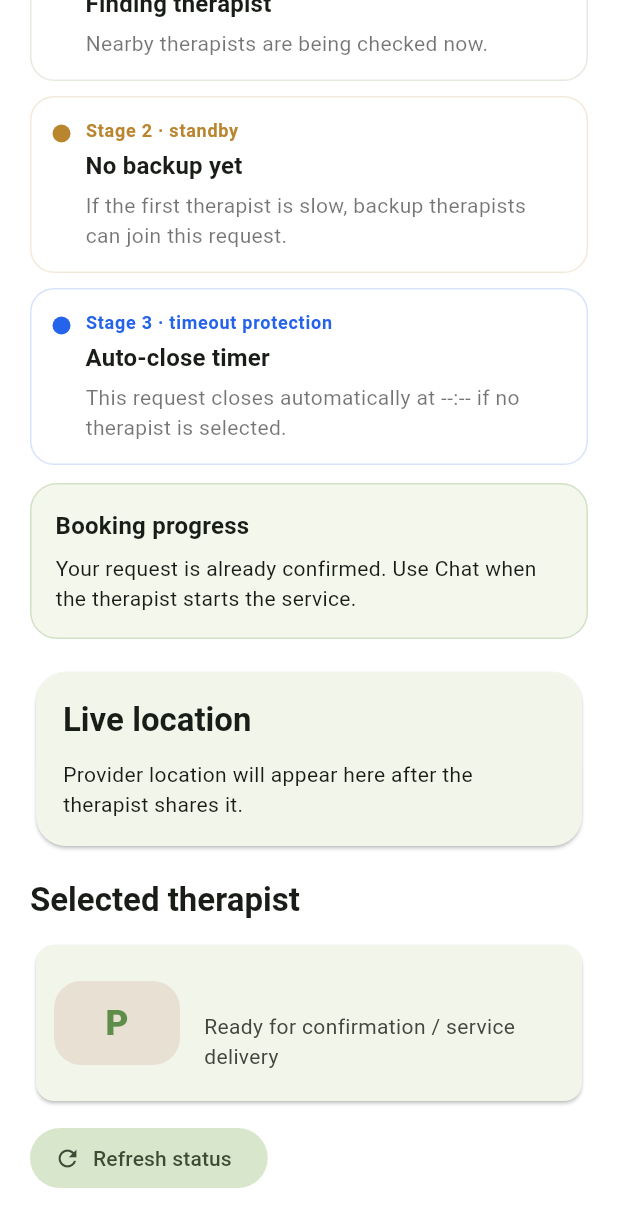
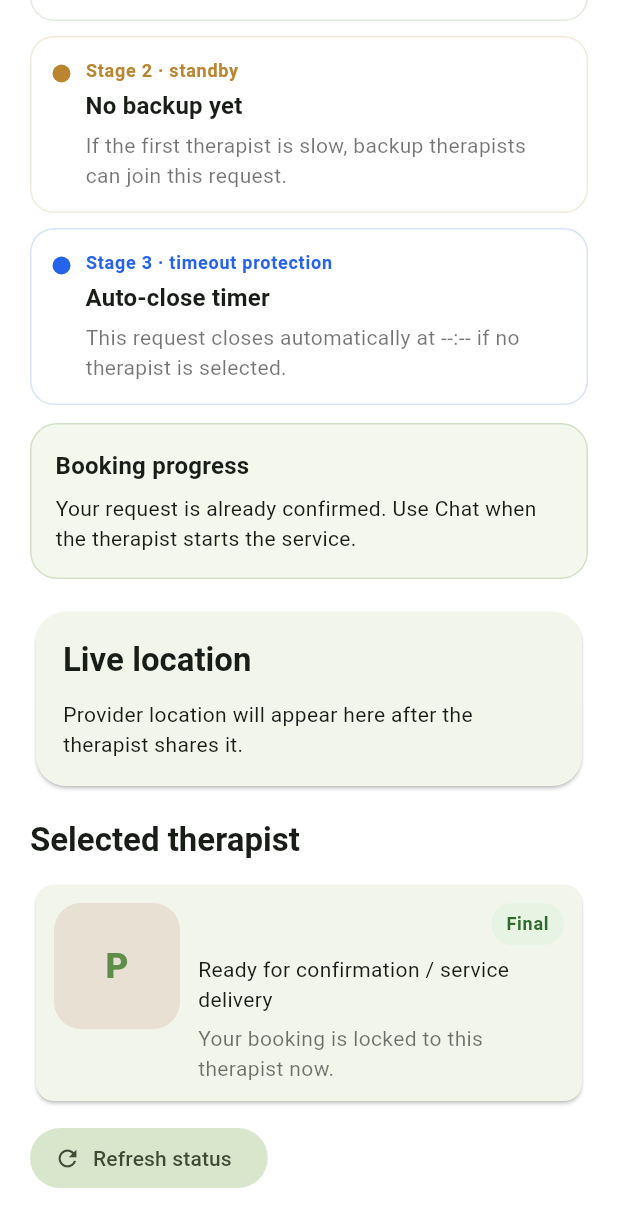
Before and after one commit to cooluki7709-crypto/massage, a Flutter app: the BookingWaitingPage screen opened directly with empty values, on a phone screen of 412 x 824 dp. Shown: the top 1227 px of the screen. Run offline on Flutter 3.47's test engine with Material 3 defaults, Android fonts, the phone set to English and light mode, and no system bars; our stand-ins replace firebase_core, firebase_messaging, flutter_riverpod, geolocator, google_maps_flutter, socket_io_client; accounts and stored records are empty.

Commit message:
feat(customer): clarify therapist waiting choices

```diff
--- a/apps/customer_app/lib/main.dart
+++ b/apps/customer_app/lib/main.dart
@@ -1350,7 +1350,7 @@ class _BookingConfirmationPageState extends ConsumerState<BookingConfirmationPag
             padding: const EdgeInsets.symmetric(vertical: 18),
           ),
           child: Text(
-            submitting ? 'Creating booking...' : 'Book now · ${formatCurrency(totalAmount)} VND',
+            submitting ? 'Creating booking...' : 'Book now - ${formatCurrency(totalAmount)} VND',
           ),
         ),
       ),
@@ -1685,7 +1685,7 @@ class _BookingWaitingPageState extends ConsumerState<BookingWaitingPage> {
                           const SizedBox(height: 12),
                           if (service != null)
                             Text(
-                              '${service['name']} • ${service['durationMin']} min • ${formatCurrency(service['basePrice'])} VND',
+                              '${service['name']} - ${service['durationMin']} min - ${formatCurrency(service['basePrice'])} VND',
                               style: Theme.of(context).textTheme.titleMedium,
                             ),
                           const SizedBox(height: 16),
@@ -1753,9 +1753,11 @@ class _BookingWaitingPageState extends ConsumerState<BookingWaitingPage> {
                             const SizedBox(height: 12),
                             TherapistDisplayCard(
                               provider: preferredProvider,
+                              badgeLabel: 'Preferred',
+                              detail: 'This therapist gets the first response window for your request.',
                               subtitle: fallbackCount == 0
-                                  ? 'Checking availability • ${formatRemainingTime(expiresAt)} left'
-                                  : 'Checking availability • ${formatRemainingTime(expiresAt)} left before you may switch',
+                                  ? 'Checking availability - ${formatRemainingTime(expiresAt)} left'
+                                  : 'Checking availability - ${formatRemainingTime(expiresAt)} left before you may switch',
                             ),
                             const SizedBox(height: 16),
                           ],
@@ -1775,7 +1777,11 @@ class _BookingWaitingPageState extends ConsumerState<BookingWaitingPage> {
                           ] else if (finalizedProvider != null) ...[
                             Text('Selected therapist', style: Theme.of(context).textTheme.titleLarge?.copyWith(fontWeight: FontWeight.w700)),
                             const SizedBox(height: 12),
-                            TherapistDisplayCard(provider: finalizedProvider),
+                            TherapistDisplayCard(
+                              provider: finalizedProvider,
+                              badgeLabel: 'Final',
+                              detail: 'Your booking is locked to this therapist now.',
+                            ),
                           ] else ...[
                             const EmptyPanel(text: 'Waiting for a provider response. Other available therapists can appear here later.'),
                           ],
@@ -1812,20 +1818,58 @@ class TherapistSelectionCard extends StatelessWidget {
   @override
   Widget build(BuildContext context) {
     final provider = participant['providerProfile'] as Map<String, dynamic>? ?? <String, dynamic>{};
+    final distance = formatDistance(provider['distanceMeters'] as num?);
     return Card(
       margin: const EdgeInsets.only(bottom: 12),
-      child: ListTile(
-        contentPadding: const EdgeInsets.all(12),
-        leading: ProviderThumbnail(name: provider['displayName'] as String? ?? 'Provider', size: 84),
-        title: Text(provider['displayName'] as String? ?? 'Provider'),
-        subtitle: Text('${participant['status'] ?? 'JOINED'} • ${formatDistance(provider['distanceMeters'] as num?)}'),
-        trailing: FilledButton(
-          onPressed: onSelect,
-          style: FilledButton.styleFrom(
-            backgroundColor: const Color(0xFF5E8E4A),
-            foregroundColor: Colors.white,
-          ),
-          child: const Text('Select'),
+      child: Padding(
+        padding: const EdgeInsets.all(12),
+        child: Row(
+          crossAxisAlignment: CrossAxisAlignment.start,
+          children: [
+            ProviderThumbnail(name: provider['displayName'] as String? ?? 'Provider', size: 84),
+            const SizedBox(width: 12),
+            Expanded(
+              child: Column(
+                crossAxisAlignment: CrossAxisAlignment.start,
+                children: [
+                  Row(
+                    children: [
+                      Expanded(
+                        child: Text(
+                          provider['displayName'] as String? ?? 'Provider',
+                          style: Theme.of(context).textTheme.titleMedium?.copyWith(fontWeight: FontWeight.w700),
+                        ),
+                      ),
+                      const TherapistRoleTag(
+                        label: 'Backup ready',
+                        backgroundColor: Color(0xFFF8ECD4),
+                        foregroundColor: Color(0xFF8A5B12),
+                      ),
+                    ],
+                  ),
+                  const SizedBox(height: 6),
+                  Text(
+                    '${participant['status'] ?? 'JOINED'} - $distance',
+                    style: Theme.of(context).textTheme.bodyMedium,
+                  ),
+                  const SizedBox(height: 6),
+                  Text(
+                    'This therapist can replace your preferred therapist if you want to switch.',
+                    style: Theme.of(context).textTheme.bodyMedium?.copyWith(color: Colors.black54),
+                  ),
+                ],
+              ),
+            ),
+            const SizedBox(width: 12),
+            FilledButton(
+              onPressed: onSelect,
+              style: FilledButton.styleFrom(
+                backgroundColor: const Color(0xFF5E8E4A),
+                foregroundColor: Colors.white,
+              ),
+              child: const Text('Select backup'),
+            ),
+          ],
         ),
       ),
     );
@@ -1837,24 +1881,94 @@ class TherapistDisplayCard extends StatelessWidget {
     super.key,
     required this.provider,
     this.subtitle = 'Ready for confirmation / service delivery',
+    this.detail,
+    this.badgeLabel,
   });
 
   final Map<String, dynamic> provider;
   final String subtitle;
+  final String? detail;
+  final String? badgeLabel;
 
   @override
   Widget build(BuildContext context) {
     return Card(
-      child: ListTile(
-        contentPadding: const EdgeInsets.all(12),
-        leading: ProviderThumbnail(name: provider['displayName'] as String? ?? 'Provider', size: 84),
-        title: Text(provider['displayName'] as String? ?? 'Provider'),
-        subtitle: Text(subtitle),
-      ),
-    );
-  }
-}
-
+      child: Padding(
+        padding: const EdgeInsets.all(12),
+        child: Row(
+          crossAxisAlignment: CrossAxisAlignment.start,
+          children: [
+            ProviderThumbnail(name: provider['displayName'] as String? ?? 'Provider', size: 84),
+            const SizedBox(width: 12),
+            Expanded(
+              child: Column(
+                crossAxisAlignment: CrossAxisAlignment.start,
+                children: [
+                  Row(
+                    children: [
+                      Expanded(
+                        child: Text(
+                          provider['displayName'] as String? ?? 'Provider',
+                          style: Theme.of(context).textTheme.titleMedium?.copyWith(fontWeight: FontWeight.w700),
+                        ),
+                      ),
+                      if (badgeLabel != null)
+                        TherapistRoleTag(
+                          label: badgeLabel!,
+                          backgroundColor: badgeLabel == 'Final' ? const Color(0xFFE8F4E3) : const Color(0xFFE7F2DE),
+                          foregroundColor: badgeLabel == 'Final' ? const Color(0xFF2E6A2B) : const Color(0xFF446B2A),
+                        ),
+                    ],
+                  ),
+                  const SizedBox(height: 6),
+                  Text(subtitle),
+                  if (detail != null) ...[
+                    const SizedBox(height: 6),
+                    Text(
+                      detail!,
+                      style: Theme.of(context).textTheme.bodyMedium?.copyWith(color: Colors.black54),
+                    ),
+                  ],
+                ],
+              ),
+            ),
+          ],
+        ),
+      ),
+    );
+  }
+}
+
+class TherapistRoleTag extends StatelessWidget {
+  const TherapistRoleTag({
+    super.key,
+    required this.label,
+    required this.backgroundColor,
+    required this.foregroundColor,
+  });
+
+  final String label;
+  final Color backgroundColor;
+  final Color foregroundColor;
+
+  @override
+  Widget build(BuildContext context) {
+    return Container(
+      padding: const EdgeInsets.symmetric(horizontal: 10, vertical: 6),
+      decoration: BoxDecoration(
+        color: backgroundColor,
+        borderRadius: BorderRadius.circular(999),
+      ),
+      child: Text(
+        label,
+        style: Theme.of(context).textTheme.labelMedium?.copyWith(
+          color: foregroundColor,
+          fontWeight: FontWeight.w700,
+        ),
+      ),
+    );
+  }
+}
 class WaitingStatCard extends StatelessWidget {
   const WaitingStatCard({
     super.key,
@@ -2284,7 +2398,7 @@ class ProvidersScreen extends ConsumerWidget {
       },
       labelBuilder: (provider) {
         final item = provider as Map<String, dynamic>;
-        return '${item['displayName'] ?? 'Provider'} • ${formatDistance(item['distanceMeters'] as num?)}';
+        return '${item['displayName'] ?? 'Provider'} - ${formatDistance(item['distanceMeters'] as num?)}';
       },
     );
   }
@@ -2305,7 +2419,7 @@ class BookingsScreen extends ConsumerWidget {
       labelBuilder: (booking) {
         final item = booking as Map<String, dynamic>;
         final service = firstBookingService(item);
-        return '${service?['name'] ?? 'Booking'} • ${item['status']}';
+        return '${service?['name'] ?? 'Booking'} - ${item['status']}';
       },
     );
   }
```
